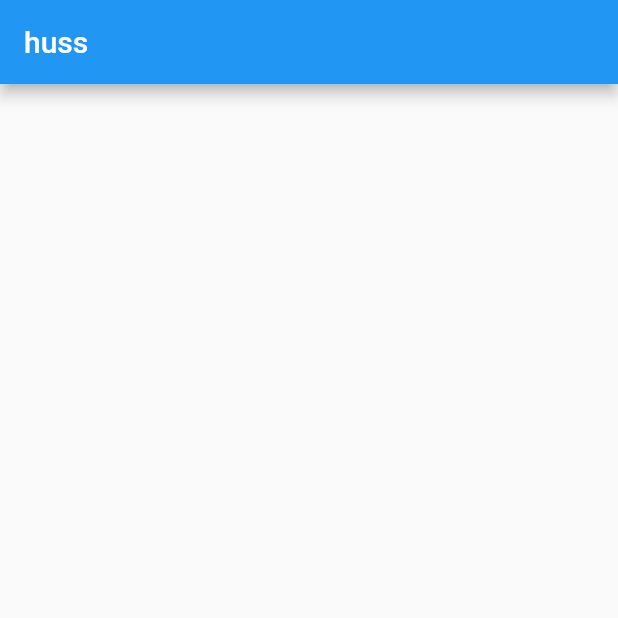
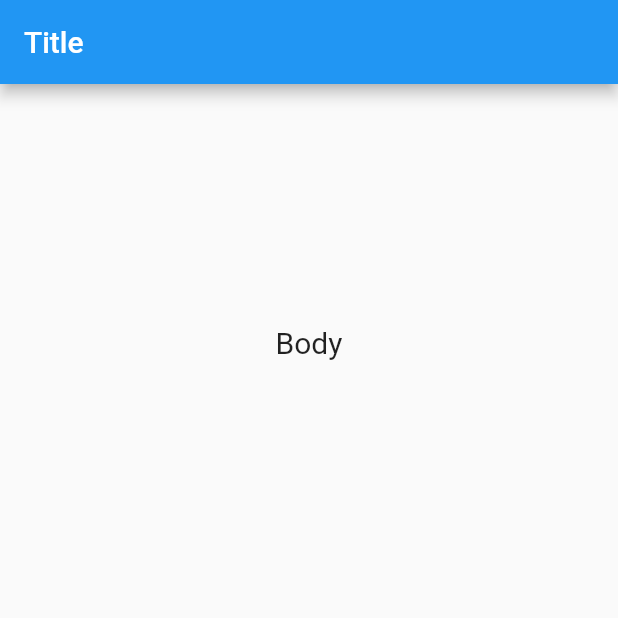
Before and after one commit to ahmedShabaan11/fire_base_App, a Flutter app: the screen it shows after launch, on a phone screen of 412 x 824 dp, the top half of it. Run offline on Flutter 3.47's test engine with Material 2 defaults, Android fonts, the phone set to English and light mode, and no system bars.

Commit message:
ubdate text

```diff
--- a/lib/main.dart
+++ b/lib/main.dart
@@ -1,27 +1,23 @@
+import 'package:app12/main.dart';
+import 'package:flutter/cupertino.dart';
 import 'package:flutter/material.dart';
 
-void main() {
+main() {
   runApp(MyApp());
 }
 
-class MyApp extends StatefulWidget {
-  const MyApp({super.key});
-
-  @override
-  State<MyApp> createState() => _MyAppState();
-}
-
-class _MyAppState extends State<MyApp> {
+class MyApp extends StatelessWidget {
   @override
   Widget build(BuildContext context) {
     return MaterialApp(
-      debugShowCheckedModeBanner: false,
-      home: Scaffold(
-        appBar: AppBar(
-          title: Text("huss"),
-
-        ),
-      ),
-    );
+        debugShowCheckedModeBanner: false,
+        home: Scaffold(
+          appBar: AppBar(
+            title: Text("Title"),
+          ),
+          body: Center(heightFactor: 15,
+            child:
+          Text("Body" ,style: TextStyle(fontSize: 20),),)
+        ));
   }
 }
```
